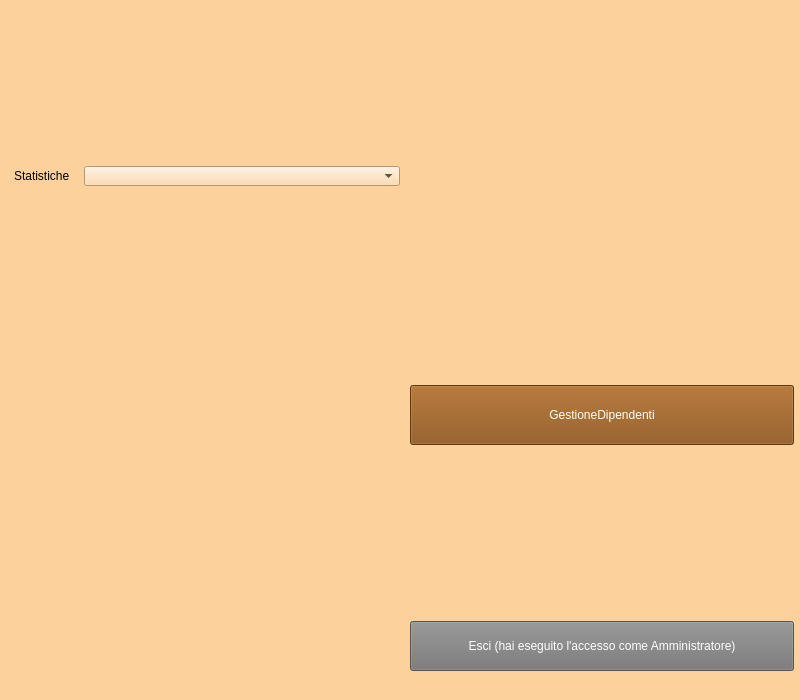
Above: Amministratore/view/amministratoreMain.ui from ManuelMarrone/GestioneBowling before the change. Below: the same form after it.
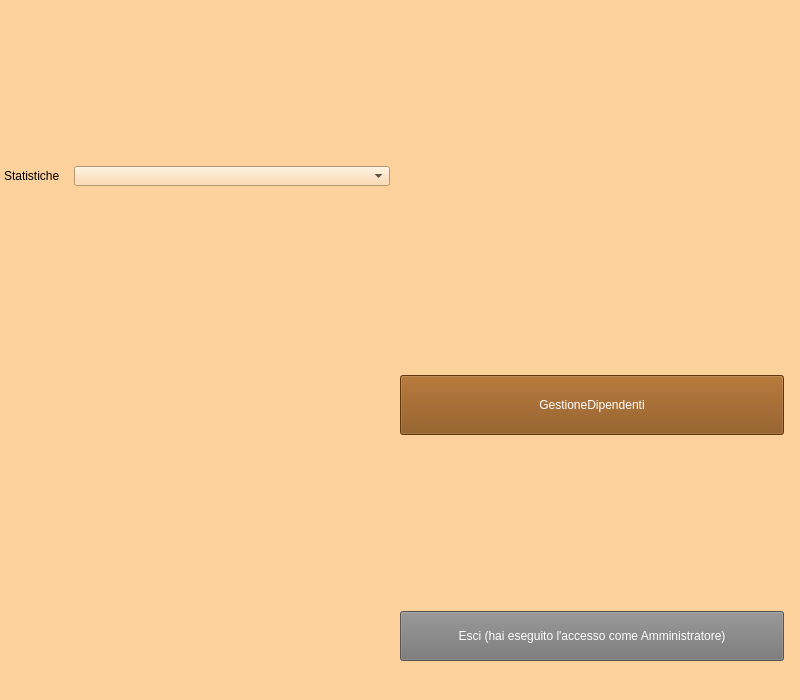
That is the form after the change. Icons and pictures are not drawn.

```diff
--- a/Amministratore/view/amministratoreMain.ui
+++ b/Amministratore/view/amministratoreMain.ui
@@ -46,10 +46,10 @@
   <widget class="QWidget" name="verticalLayoutWidget">
    <property name="geometry">
     <rect>
-     <x>10</x>
+     <x>0</x>
      <y>10</y>
      <width>784</width>
-     <height>681</height>
+     <height>671</height>
     </rect>
    </property>
    <layout class="QVBoxLayout" name="verticalLayout">
@@ -102,6 +102,9 @@
               <height>20</height>
              </size>
             </property>
+            <property name="styleSheet">
+             <string notr="true">color: black</string>
+            </property>
             <property name="text">
              <string>Statistiche</string>
             </property>
@@ -121,6 +124,9 @@
               <height>20</height>
              </size>
             </property>
+            <property name="styleSheet">
+             <string notr="true">color: black</string>
+            </property>
             <property name="sizeAdjustPolicy">
              <enum>QComboBox::AdjustToContentsOnFirstShow</enum>
             </property>
@@ -174,6 +180,9 @@
               <height>20</height>
              </size>
             </property>
+            <property name="styleSheet">
+             <string notr="true">color: black</string>
+            </property>
             <property name="text">
              <string/>
             </property>
@@ -187,6 +196,9 @@
               <height>20</height>
              </size>
             </property>
+            <property name="styleSheet">
+             <string notr="true">color: black</string>
+            </property>
             <property name="text">
              <string/>
             </property>
@@ -200,6 +212,9 @@
               <height>20</height>
              </size>
             </property>
+            <property name="styleSheet">
+             <string notr="true">color: black</string>
+            </property>
             <property name="text">
              <string/>
             </property>
@@ -213,6 +228,9 @@
               <height>20</height>
              </size>
             </property>
+            <property name="styleSheet">
+             <string notr="true">color: black</string>
+            </property>
             <property name="text">
              <string/>
             </property>
@@ -226,6 +244,9 @@
               <height>20</height>
              </size>
             </property>
+            <property name="styleSheet">
+             <string notr="true">color: black</string>
+            </property>
             <property name="text">
              <string/>
             </property>
@@ -239,6 +260,9 @@
               <height>20</height>
              </size>
             </property>
+            <property name="styleSheet">
+             <string notr="true">color: black</string>
+            </property>
             <property name="text">
              <string/>
             </property>
@@ -252,6 +276,9 @@
               <height>20</height>
              </size>
             </property>
+            <property name="styleSheet">
+             <string notr="true">color: black</string>
+            </property>
             <property name="text">
              <string/>
             </property>
@@ -265,6 +292,9 @@
               <height>20</height>
              </size>
             </property>
+            <property name="styleSheet">
+             <string notr="true">color: black</string>
+            </property>
             <property name="text">
              <string/>
             </property>
@@ -278,6 +308,9 @@
               <height>20</height>
              </size>
             </property>
+            <property name="styleSheet">
+             <string notr="true">color: black</string>
+            </property>
             <property name="text">
              <string/>
             </property>
@@ -291,6 +324,9 @@
               <height>20</height>
              </size>
             </property>
+            <property name="styleSheet">
+             <string notr="true">color: black</string>
+            </property>
             <property name="text">
              <string/>
             </property>
@@ -304,6 +340,9 @@
               <height>20</height>
              </size>
             </property>
+            <property name="styleSheet">
+             <string notr="true">color: black</string>
+            </property>
             <property name="text">
              <string/>
             </property>
@@ -317,6 +356,9 @@
               <height>20</height>
              </size>
             </property>
+            <property name="styleSheet">
+             <string notr="true">color: black</string>
+            </property>
             <property name="text">
              <string/>
             </property>
@@ -330,6 +372,9 @@
               <height>20</height>
              </size>
             </property>
+            <property name="styleSheet">
+             <string notr="true">color: black</string>
+            </property>
             <property name="text">
              <string/>
             </property>
@@ -343,6 +388,9 @@
               <height>20</height>
              </size>
             </property>
+            <property name="styleSheet">
+             <string notr="true">color: black</string>
+            </property>
             <property name="text">
              <string/>
             </property>
```
